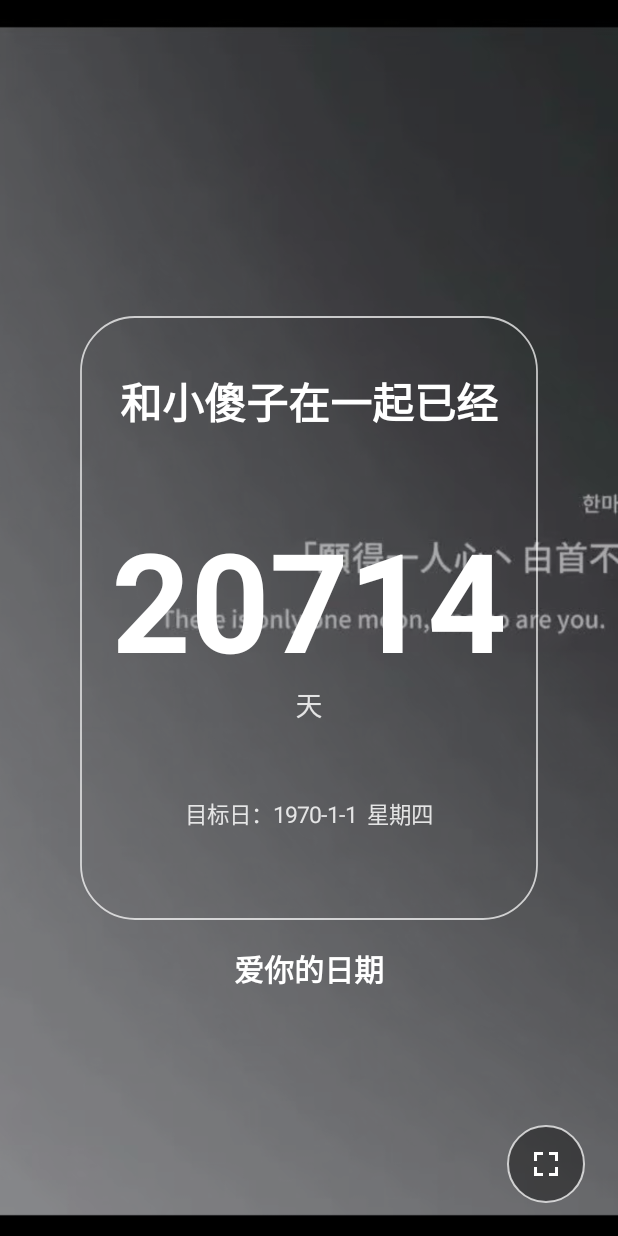
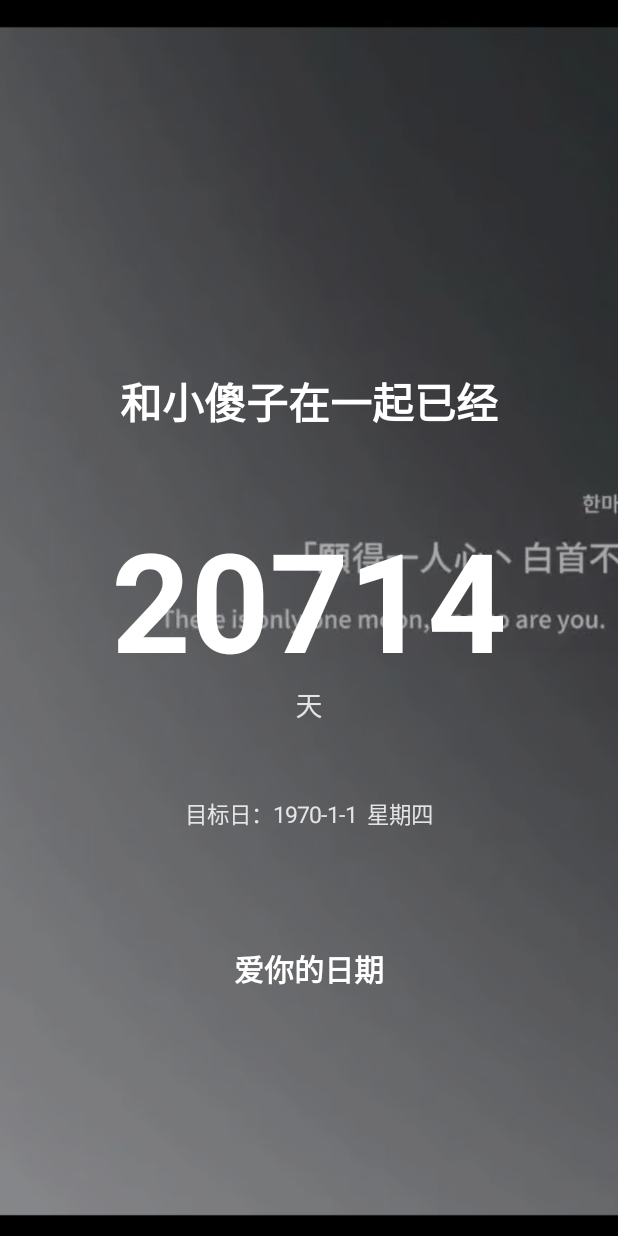
Before and after one commit to flechazo-crushed/daymark, an Android app: the screen it shows after launch (MainActivity), on a phone screen of 412 x 824 dp. Run offline under Robolectric (Android 15) with nearby library versions, the phone set to English and light mode, and no system bars; plain views replace LiquidGlassView.

Commit message:
restore 1.0.4 layout with updated wording

```diff
--- a/app/build.gradle
+++ b/app/build.gradle
@@ -57,8 +57,8 @@ android {
         applicationId 'com.example.daymark'
         minSdk 26
         targetSdk 35
-        versionCode 6
-        versionName '1.0.6'
+        versionCode 7
+        versionName '1.0.7'
 
         buildConfigField 'long', 'COUNTDOWN_START_EPOCH_SECONDS', "${countdownEpochSeconds}L"
         buildConfigField 'String', 'COUNTDOWN_START_ISO', '"' + countdownStart.replace('"', '\\"') + '"'
--- a/app/src/main/java/com/example/daymark/CardOutlineView.java
+++ /dev/null
@@ -1,34 +0,0 @@
-package com.example.daymark;
-
-import android.content.Context;
-import android.graphics.Canvas;
-import android.graphics.Paint;
-import android.graphics.RectF;
-import android.util.AttributeSet;
-import android.view.View;
-
-public final class CardOutlineView extends View {
-    private final Paint paint = new Paint(Paint.ANTI_ALIAS_FLAG);
-    private final RectF rect = new RectF();
-    private final float density;
-
-    public CardOutlineView(Context context, AttributeSet attrs) {
-        super(context, attrs);
-        density = getResources().getDisplayMetrics().density;
-        paint.setStyle(Paint.Style.STROKE);
-        paint.setStrokeWidth(dp(1.2f));
-        paint.setColor(0xB8FFFFFF);
-    }
-
-    @Override
-    protected void onDraw(Canvas canvas) {
-        super.onDraw(canvas);
-        float inset = dp(2);
-        rect.set(inset, inset, getWidth() - inset, getHeight() - inset);
-        canvas.drawRoundRect(rect, dp(36), dp(36), paint);
-    }
-
-    private float dp(float value) {
-        return value * density;
-    }
-}
--- a/app/src/main/java/com/example/daymark/CountdownView.java
+++ b/app/src/main/java/com/example/daymark/CountdownView.java
@@ -1,34 +1,16 @@
 package com.example.daymark;
 
 import android.content.Context;
-import android.content.ContentValues;
-import android.graphics.Bitmap;
-import android.graphics.Canvas;
-import android.net.Uri;
-import android.os.Build;
-import android.os.Environment;
-import android.provider.MediaStore;
 import android.util.AttributeSet;
 import android.view.View;
 import android.widget.FrameLayout;
-import android.widget.ImageButton;
 import android.widget.TextView;
-import android.widget.Toast;
-
-import java.io.File;
-import java.io.FileOutputStream;
-import java.io.OutputStream;
-import java.text.SimpleDateFormat;
-import java.util.Date;
-import java.util.Locale;
 
 public final class CountdownView extends FrameLayout {
     private View backgroundView;
     private View dimView;
     private View glassView;
-    private View cardOutline;
     private TextView loveLabel;
-    private ImageButton screenshotButton;
     private float density;
 
     public CountdownView(Context context, AttributeSet attrs) {
@@ -43,10 +25,7 @@ public final class CountdownView extends FrameLayout {
         backgroundView = findViewById(R.id.background_image);
         dimView = findViewById(R.id.background_dim);
         glassView = findViewById(R.id.glass_card);
-        cardOutline = findViewById(R.id.card_outline);
         loveLabel = findViewById(R.id.love_label);
-        screenshotButton = findViewById(R.id.screenshot_button);
-        screenshotButton.setOnClickListener(view -> saveScreenshot());
     }
 
     @Override
@@ -60,9 +39,6 @@ public final class CountdownView extends FrameLayout {
         glassView.measure(
                 MeasureSpec.makeMeasureSpec(cardWidth, MeasureSpec.EXACTLY),
                 MeasureSpec.makeMeasureSpec(cardHeight, MeasureSpec.EXACTLY));
-        cardOutline.measure(
-                MeasureSpec.makeMeasureSpec(cardWidth + dp(16), MeasureSpec.EXACTLY),
-                MeasureSpec.makeMeasureSpec(cardHeight + dp(16), MeasureSpec.EXACTLY));
     }
 
     @Override
@@ -77,79 +53,12 @@ public final class CountdownView extends FrameLayout {
         int cardLeft = (width - cardWidth) / 2;
         int cardTop = Math.round(height * 0.5f - cardHeight * 0.5f);
         glassView.layout(cardLeft, cardTop, cardLeft + cardWidth, cardTop + cardHeight);
-        int outlineLeft = cardLeft - dp(8);
-        int outlineTop = cardTop - dp(8);
-        cardOutline.layout(outlineLeft, outlineTop,
-                outlineLeft + cardOutline.getMeasuredWidth(),
-                outlineTop + cardOutline.getMeasuredHeight());
 
         int labelLeft = (width - loveLabel.getMeasuredWidth()) / 2;
         int labelTop = cardTop + cardHeight + dp(24);
         loveLabel.layout(labelLeft, labelTop,
                 labelLeft + loveLabel.getMeasuredWidth(),
                 labelTop + loveLabel.getMeasuredHeight());
-
-        int buttonSize = screenshotButton.getMeasuredWidth();
-        int buttonRight = width - dp(22);
-        int buttonBottom = height - dp(22);
-        screenshotButton.layout(buttonRight - buttonSize, buttonBottom - buttonSize,
-                buttonRight, buttonBottom);
-    }
-
-    private void saveScreenshot() {
-        if (getWidth() <= 0 || getHeight() <= 0) {
-            return;
-        }
-
-        Bitmap bitmap = Bitmap.createBitmap(getWidth(), getHeight(), Bitmap.Config.ARGB_8888);
-        String fileName = "Daymark_"
-                + new SimpleDateFormat("yyyyMMdd_HHmmss", Locale.CHINA).format(new Date())
-                + ".png";
-        Uri uri = null;
-        try {
-            draw(new Canvas(bitmap));
-            if (Build.VERSION.SDK_INT >= Build.VERSION_CODES.Q) {
-                ContentValues values = new ContentValues();
-                values.put(MediaStore.Images.Media.DISPLAY_NAME, fileName);
-                values.put(MediaStore.Images.Media.MIME_TYPE, "image/png");
-                values.put(MediaStore.Images.Media.RELATIVE_PATH,
-                        Environment.DIRECTORY_PICTURES + "/Daymark");
-                values.put(MediaStore.Images.Media.IS_PENDING, 1);
-                uri = getContext().getContentResolver().insert(
-                        MediaStore.Images.Media.EXTERNAL_CONTENT_URI, values);
-                if (uri == null) {
-                    throw new IllegalStateException("Unable to create media entry");
-                }
-                try (OutputStream output = getContext().getContentResolver().openOutputStream(uri)) {
-                    if (output == null || !bitmap.compress(Bitmap.CompressFormat.PNG, 100, output)) {
-                        throw new IllegalStateException("Unable to write screenshot");
-                    }
-                }
-                values.clear();
-                values.put(MediaStore.Images.Media.IS_PENDING, 0);
-                getContext().getContentResolver().update(uri, values, null, null);
-            } else {
-                File directory = new File(getContext().getExternalFilesDir(
-                        Environment.DIRECTORY_PICTURES), "Daymark");
-                if (!directory.exists() && !directory.mkdirs()) {
-                    throw new IllegalStateException("Unable to create screenshot directory");
-                }
-                File file = new File(directory, fileName);
-                try (FileOutputStream output = new FileOutputStream(file)) {
-                    if (!bitmap.compress(Bitmap.CompressFormat.PNG, 100, output)) {
-                        throw new IllegalStateException("Unable to write screenshot");
-                    }
-                }
-            }
-            Toast.makeText(getContext(), "截图已保存到相册", Toast.LENGTH_SHORT).show();
-        } catch (Exception exception) {
-            if (uri != null && Build.VERSION.SDK_INT >= Build.VERSION_CODES.Q) {
-                getContext().getContentResolver().delete(uri, null, null);
-            }
-            Toast.makeText(getContext(), "截图保存失败", Toast.LENGTH_SHORT).show();
-        } finally {
-            bitmap.recycle();
-        }
     }
 
     private int dp(float value) {
--- a/app/src/main/java/com/example/daymark/MainActivity.java
+++ b/app/src/main/java/com/example/daymark/MainActivity.java
@@ -4,7 +4,6 @@ import android.app.Activity;
 import android.os.Bundle;
 import android.view.View;
 import android.view.Window;
-import android.view.WindowInsets;
 import android.view.WindowInsetsController;
 
 public final class MainActivity extends Activity {
@@ -15,33 +14,19 @@ public final class MainActivity extends Activity {
         setTitle(getString(R.string.app_name));
         setContentView(R.layout.activity_main);
 
-        applyFullscreen();
-    }
-
-    @Override
-    public void onWindowFocusChanged(boolean hasFocus) {
-        super.onWindowFocusChanged(hasFocus);
-        if (hasFocus) {
-            applyFullscreen();
-        }
-    }
-
-    private void applyFullscreen() {
         Window window = getWindow();
         window.setStatusBarColor(0x00000000);
         window.setNavigationBarColor(0x00000000);
         if (android.os.Build.VERSION.SDK_INT >= android.os.Build.VERSION_CODES.Q) {
             window.setNavigationBarContrastEnforced(false);
         }
-
+        // Force the decor view to be created before asking PhoneWindow for its
+        // insets controller. Some Android 16/ColorOS builds otherwise call
+        // DecorView.getWindowInsetsController() while the decor is still null.
         View decorView = window.getDecorView();
         if (android.os.Build.VERSION.SDK_INT >= android.os.Build.VERSION_CODES.R) {
-            window.setDecorFitsSystemWindows(false);
             WindowInsetsController controller = decorView.getWindowInsetsController();
             if (controller != null) {
-                controller.hide(WindowInsets.Type.statusBars() | WindowInsets.Type.navigationBars());
-                controller.setSystemBarsBehavior(
-                        WindowInsetsController.BEHAVIOR_SHOW_TRANSIENT_BARS_BY_SWIPE);
                 controller.setSystemBarsAppearance(
                         0,
                         WindowInsetsController.APPEARANCE_LIGHT_STATUS_BARS
@@ -49,12 +34,8 @@ public final class MainActivity extends Activity {
             }
         } else {
             decorView.setSystemUiVisibility(
-                    View.SYSTEM_UI_FLAG_FULLSCREEN
-                            | View.SYSTEM_UI_FLAG_HIDE_NAVIGATION
-                            | View.SYSTEM_UI_FLAG_IMMERSIVE_STICKY
-                            | View.SYSTEM_UI_FLAG_LAYOUT_FULLSCREEN
-                            | View.SYSTEM_UI_FLAG_LAYOUT_HIDE_NAVIGATION
-                            | View.SYSTEM_UI_FLAG_LAYOUT_STABLE);
+                    android.view.View.SYSTEM_UI_FLAG_LIGHT_STATUS_BAR
+                            | android.view.View.SYSTEM_UI_FLAG_LIGHT_NAVIGATION_BAR);
         }
     }
 }
--- a/app/src/main/res/drawable/bg_screenshot_button.xml
+++ /dev/null
@@ -1,8 +0,0 @@
-<?xml version="1.0" encoding="utf-8"?>
-<shape xmlns:android="http://schemas.android.com/apk/res/android"
-    android:shape="oval">
-    <solid android:color="#66000000" />
-    <stroke
-        android:width="1dp"
-        android:color="#B8FFFFFF" />
-</shape>
--- a/app/src/main/res/drawable/ic_screenshot.xml
+++ /dev/null
@@ -1,10 +0,0 @@
-<?xml version="1.0" encoding="utf-8"?>
-<vector xmlns:android="http://schemas.android.com/apk/res/android"
-    android:width="24dp"
-    android:height="24dp"
-    android:viewportWidth="24"
-    android:viewportHeight="24">
-    <path
-        android:fillColor="#FFFFFFFF"
-        android:pathData="M4,4h6v2H6v4H4zM14,4h6v6h-2V6h-4zM18,14h2v6h-6v-2h4zM4,14h2v4h4v2H4z" />
-</vector>
--- a/app/src/main/res/layout/activity_main.xml
+++ b/app/src/main/res/layout/activity_main.xml
@@ -40,12 +40,6 @@
 
     </com.example.liquidglass.LiquidGlassView>
 
-    <com.example.daymark.CardOutlineView
-        android:id="@+id/card_outline"
-        android:layout_width="0dp"
-        android:layout_height="0dp"
-        android:importantForAccessibility="no" />
-
     <TextView
         android:id="@+id/love_label"
         android:layout_width="wrap_content"
@@ -56,14 +50,4 @@
         android:textSize="20sp"
         android:textStyle="bold" />
 
-    <ImageButton
-        android:id="@+id/screenshot_button"
-        android:layout_width="52dp"
-        android:layout_height="52dp"
-        android:background="@drawable/bg_screenshot_button"
-        android:contentDescription="截取倒计时"
-        android:padding="14dp"
-        android:src="@drawable/ic_screenshot"
-        android:tint="#FFFFFFFF" />
-
 </com.example.daymark.CountdownView>
```
